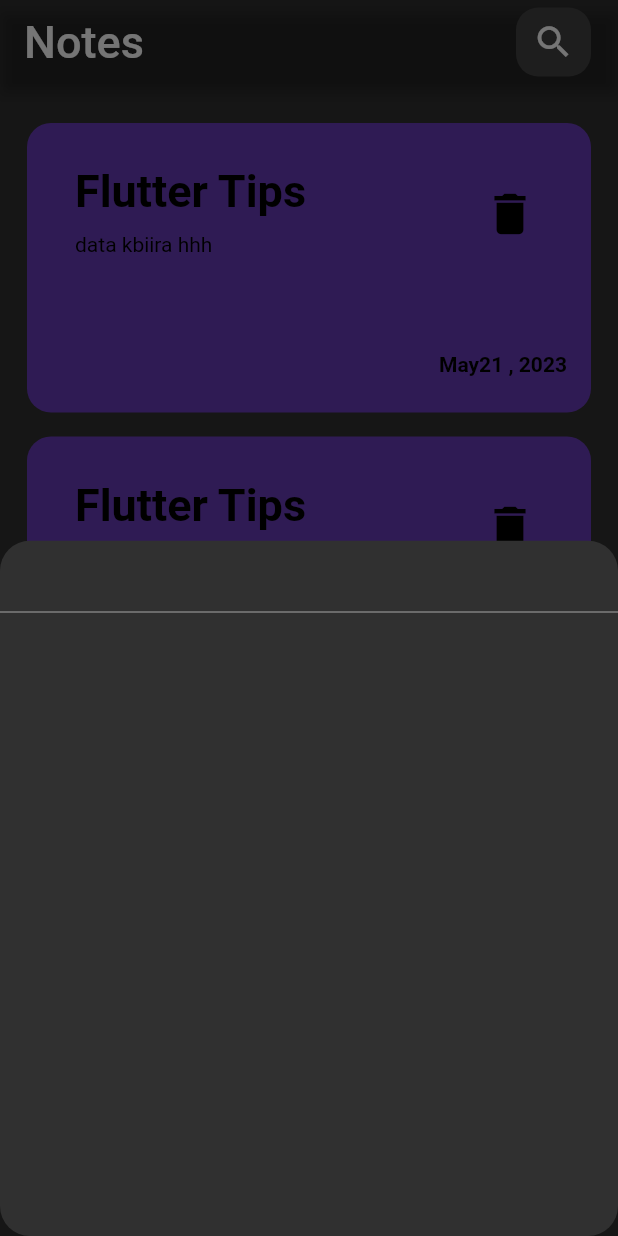
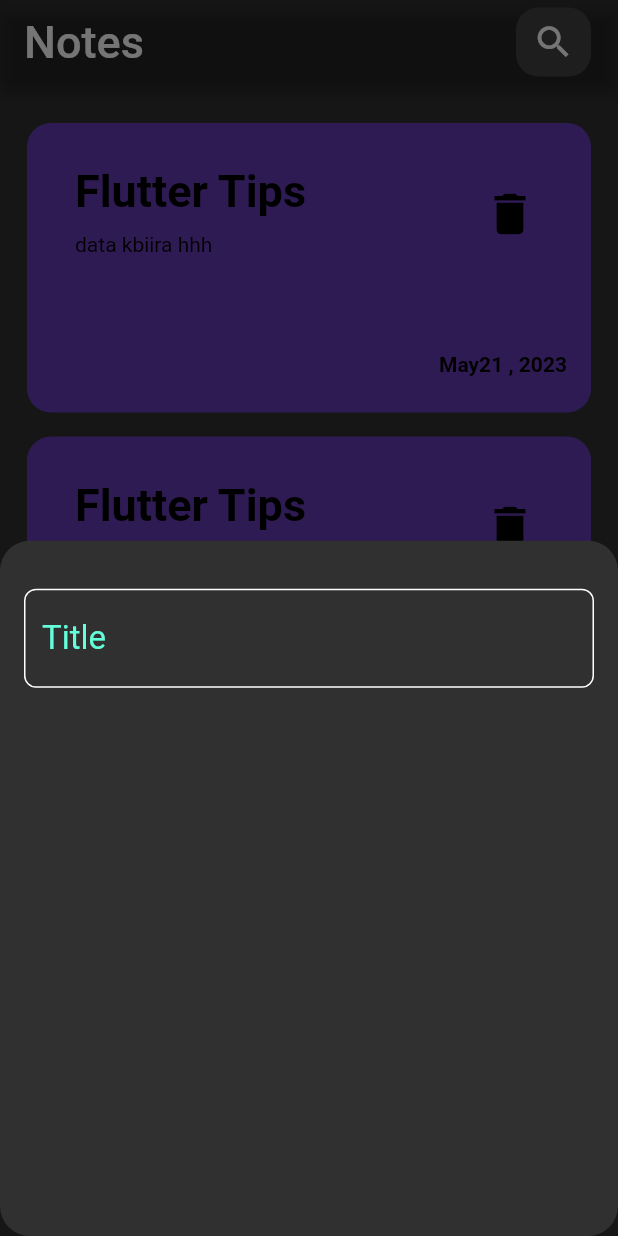
Before and after one commit to Benziane-Anis/My-Notes, a Flutter app: the screen it shows after launch, after a tap on the "add" icon, on a phone screen of 412 x 824 dp. Run offline on Flutter 3.47's test engine with Material 2 defaults, Android fonts, the phone set to English and light mode, and no system bars.

Commit message:
add custom MyTExtfield

```diff
--- a/lib/items/custom_addnote.dart
+++ b/lib/items/custom_addnote.dart
@@ -6,10 +6,14 @@ class AddNoteButtomSheet extends StatelessWidget {
 
   @override
   Widget build(BuildContext context) {
-    return Column(
-      children: [
-        MyTexteField()
-      ],
+    return Padding(
+      padding: const EdgeInsets.symmetric(horizontal: 16.0),
+      child: Column(
+        children: [
+          SizedBox(height: 32,),
+          MyTexteField(),
+        ],
+      ),
     );
   }
 }
--- a/lib/items/custom_textfield.dart
+++ b/lib/items/custom_textfield.dart
@@ -5,6 +5,21 @@ class MyTexteField extends StatelessWidget {
 
   @override
   Widget build(BuildContext context) {
-    return TextField();
+    return TextField(
+      style: TextStyle(fontSize: 22),
+      cursorColor: Colors.tealAccent,
+      decoration: InputDecoration(
+        hintText: "Title",
+        hintStyle: TextStyle(color: Colors.tealAccent,fontSize: 22,),
+        focusedBorder:OutlineInputBorder(
+            borderRadius: BorderRadius.circular(24),
+            borderSide: BorderSide(color: Colors.tealAccent)
+        ),
+        enabledBorder:OutlineInputBorder(
+          borderRadius: BorderRadius.circular(8),
+          borderSide: BorderSide(color: Colors.white)
+        ),
+      ),
+    );
   }
 }
```
